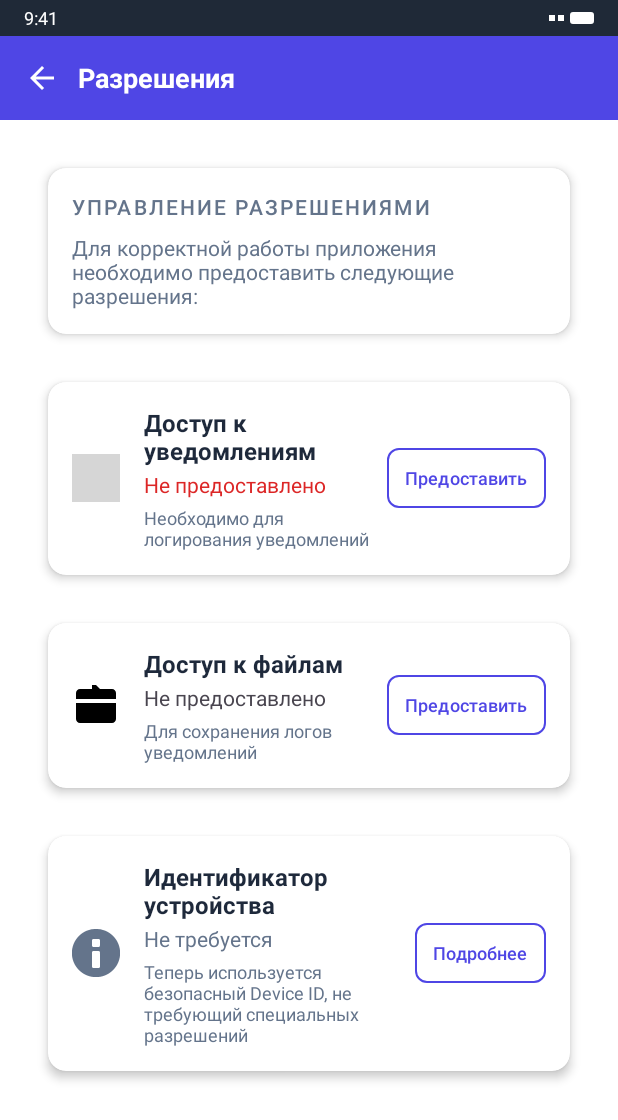
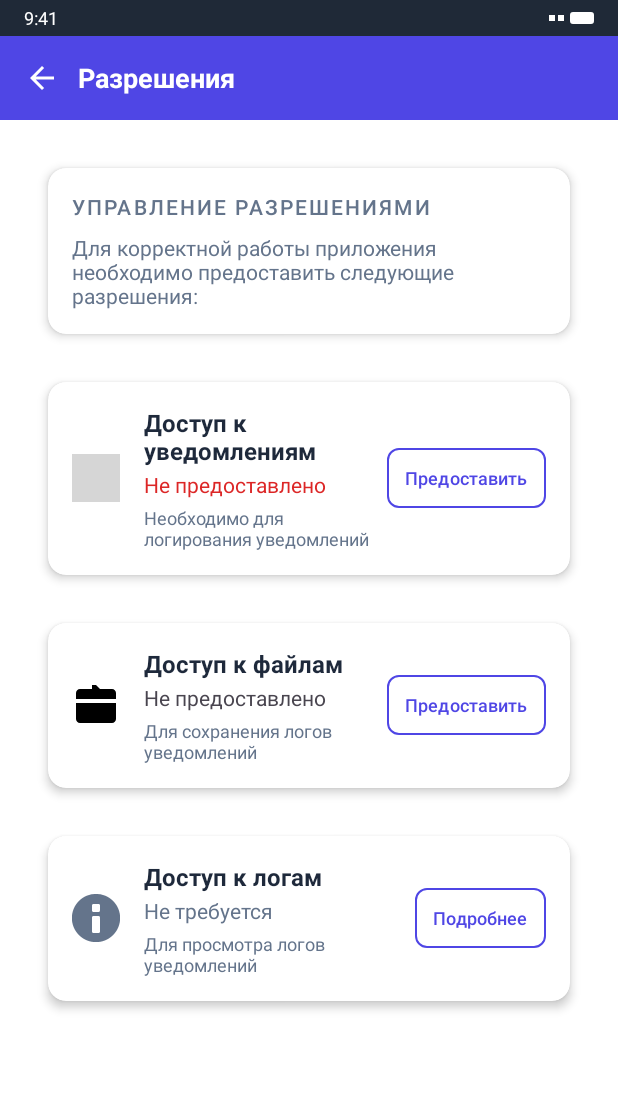
Before and after one commit to dictovod/NotifLogger, an Android app: the PermissionsActivity screen opened directly, with no data from a screen before it, on a phone screen of 412 x 824 dp. Shown: the top 1120 px of the screen. Run offline under Robolectric (Android 15) with nearby library versions, the phone set to English and light mode, and no system bars; 1 statement that could not run was skipped; grey boxes are pictures that could not be loaded.

Commit message:
Убрал комментирование

```diff
--- a/android/app/src/main/res/layout/activity_permissions.xml
+++ b/android/app/src/main/res/layout/activity_permissions.xml
@@ -4,8 +4,6 @@
     android:layout_height="match_parent"
     android:orientation="vertical"
     android:background="@color/background">
-
-    <!-- Status Bar Simulation -->
     <LinearLayout
         android:layout_width="match_parent"
         android:layout_height="24dp"
@@ -14,7 +12,6 @@
         android:paddingStart="16dp"
         android:paddingEnd="16dp"
         android:gravity="center_vertical">
-
         <TextView
             android:layout_width="0dp"
             android:layout_height="wrap_content"
@@ -22,25 +19,21 @@
             android:text="9:41"
             android:textColor="@color/white"
             android:textSize="12sp" />
-
         <LinearLayout
             android:layout_width="wrap_content"
             android:layout_height="wrap_content"
             android:orientation="horizontal"
             android:gravity="center_vertical">
-
             <View
                 android:layout_width="4dp"
                 android:layout_height="4dp"
                 android:layout_marginEnd="2dp"
                 android:background="@color/white" />
-
             <View
                 android:layout_width="4dp"
                 android:layout_height="4dp"
                 android:layout_marginEnd="4dp"
                 android:background="@color/white" />
-
             <FrameLayout
                 android:layout_width="16dp"
                 android:layout_height="8dp"
@@ -53,8 +46,6 @@
             </FrameLayout>
         </LinearLayout>
     </LinearLayout>
-
-    <!-- App Header -->
     <LinearLayout
         android:layout_width="match_parent"
         android:layout_height="56dp"
@@ -63,7 +54,6 @@
         android:paddingStart="4dp"
         android:paddingEnd="16dp"
         android:gravity="center_vertical">
-
         <ImageButton
             android:id="@+id/btn_back"
             android:layout_width="48dp"
@@ -72,7 +62,6 @@
             android:src="@drawable/ic_arrow_back"
             android:tint="@color/text_on_primary"
             android:contentDescription="Назад" />
-
         <TextView
             android:layout_width="0dp"
             android:layout_height="wrap_content"
@@ -82,39 +71,31 @@
             android:textSize="18sp"
             android:textStyle="bold" />
     </LinearLayout>
-
-    <!-- Content -->
     <ScrollView
         android:layout_width="match_parent"
         android:layout_height="0dp"
         android:layout_weight="1">
-
         <LinearLayout
             android:layout_width="match_parent"
             android:layout_height="wrap_content"
             android:orientation="vertical"
             android:padding="16dp">
-
-            <!-- Description -->
             <androidx.cardview.widget.CardView
                 style="@style/CardStyle"
                 android:layout_width="match_parent"
                 android:layout_height="wrap_content"
                 android:layout_marginBottom="16dp">
-
                 <LinearLayout
                     android:layout_width="match_parent"
                     android:layout_height="wrap_content"
                     android:orientation="vertical"
                     android:padding="16dp">
-
                     <TextView
                         android:layout_width="wrap_content"
                         android:layout_height="wrap_content"
                         android:text="Управление разрешениями"
                         style="@style/CardTitle"
                         android:layout_marginBottom="8dp" />
-
                     <TextView
                         android:layout_width="match_parent"
                         android:layout_height="wrap_content"
@@ -123,35 +104,29 @@
                         android:textSize="14sp" />
                 </LinearLayout>
             </androidx.cardview.widget.CardView>
-
-            <!-- Notification Permission -->
             <androidx.cardview.widget.CardView
                 android:id="@+id/card_notification"
                 style="@style/CardStyle"
                 android:layout_width="match_parent"
                 android:layout_height="wrap_content"
                 android:layout_marginBottom="12dp">
-
                 <LinearLayout
                     android:layout_width="match_parent"
                     android:layout_height="wrap_content"
                     android:orientation="horizontal"
                     android:padding="16dp"
                     android:gravity="center_vertical">
-
                     <ImageView
                         android:id="@+id/icon_notification"
                         android:layout_width="32dp"
                         android:layout_height="32dp"
                         android:layout_marginEnd="16dp"
                         android:src="@drawable/ic_bell_active" />
-
                     <LinearLayout
                         android:layout_width="0dp"
                         android:layout_height="wrap_content"
                         android:layout_weight="1"
                         android:orientation="vertical">
-
                         <TextView
                             android:layout_width="wrap_content"
                             android:layout_height="wrap_content"
@@ -159,7 +134,6 @@
                             android:textColor="@color/text_primary"
                             android:textSize="16sp"
                             android:textStyle="bold" />
-
                         <TextView
                             android:id="@+id/status_notification"
                             android:layout_width="wrap_content"
@@ -167,7 +141,6 @@
                             android:text="Не предоставлено"
                             android:textSize="14sp"
                             android:layout_marginTop="2dp" />
-
                         <TextView
                             android:layout_width="wrap_content"
                             android:layout_height="wrap_content"
@@ -176,7 +149,6 @@
                             android:textSize="12sp"
                             android:layout_marginTop="4dp" />
                     </LinearLayout>
-
                     <Button
                         android:id="@+id/btn_notification"
                         style="@style/SecondaryButton"
@@ -189,35 +161,29 @@
                         android:paddingEnd="12dp" />
                 </LinearLayout>
             </androidx.cardview.widget.CardView>
-
-            <!-- Storage Permission -->
             <androidx.cardview.widget.CardView
                 android:id="@+id/card_storage"
                 style="@style/CardStyle"
                 android:layout_width="match_parent"
                 android:layout_height="wrap_content"
                 android:layout_marginBottom="12dp">
-
                 <LinearLayout
                     android:layout_width="match_parent"
                     android:layout_height="wrap_content"
                     android:orientation="horizontal"
                     android:padding="16dp"
                     android:gravity="center_vertical">
-
                     <ImageView
                         android:id="@+id/icon_storage"
                         android:layout_width="32dp"
                         android:layout_height="32dp"
                         android:layout_marginEnd="16dp"
                         android:src="@drawable/ic_storage" />
-
                     <LinearLayout
                         android:layout_width="0dp"
                         android:layout_height="wrap_content"
                         android:layout_weight="1"
                         android:orientation="vertical">
-
                         <TextView
                             android:layout_width="wrap_content"
                             android:layout_height="wrap_content"
@@ -225,7 +191,6 @@
                             android:textColor="@color/text_primary"
                             android:textSize="16sp"
                             android:textStyle="bold" />
-
                         <TextView
                             android:id="@+id/status_storage"
                             android:layout_width="wrap_content"
@@ -233,7 +198,6 @@
                             android:text="Не предоставлено"
                             android:textSize="14sp"
                             android:layout_marginTop="2dp" />
-
                         <TextView
                             android:layout_width="wrap_content"
                             android:layout_height="wrap_content"
@@ -242,7 +206,6 @@
                             android:textSize="12sp"
                             android:layout_marginTop="4dp" />
                     </LinearLayout>
-
                     <Button
                         android:id="@+id/btn_storage"
                         style="@style/SecondaryButton"
@@ -255,74 +218,63 @@
                         android:paddingEnd="12dp" />
                 </LinearLayout>
             </androidx.cardview.widget.CardView>
-
-            <!-- Phone Permission -->
             <androidx.cardview.widget.CardView
                 android:id="@+id/card_phone"
                 style="@style/CardStyle"
                 android:layout_width="match_parent"
                 android:layout_height="wrap_content"
                 android:layout_marginBottom="12dp">
-
                 <LinearLayout
                     android:layout_width="match_parent"
                     android:layout_height="wrap_content"
                     android:orientation="horizontal"
                     android:padding="16dp"
                     android:gravity="center_vertical">
-
                     <ImageView
                         android:id="@+id/icon_phone"
                         android:layout_width="32dp"
                         android:layout_height="32dp"
                         android:layout_marginEnd="16dp"
-                        android:src="@drawable/ic_phone" />
-
+                        android:src="@drawable/ic_logs" />
                     <LinearLayout
                         android:layout_width="0dp"
                         android:layout_height="wrap_content"
                         android:layout_weight="1"
                         android:orientation="vertical">
-
                         <TextView
                             android:layout_width="wrap_content"
                             android:layout_height="wrap_content"
-                            android:text="Идентификатор устройства"
+                            android:text="Доступ к логам"
                             android:textColor="@color/text_primary"
                             android:textSize="16sp"
                             android:textStyle="bold" />
-
                         <TextView
                             android:id="@+id/status_phone"
                             android:layout_width="wrap_content"
                             android:layout_height="wrap_content"
-                            android:text="Не требуется"
+                            android:text="Предоставлено"
                             android:textSize="14sp"
                             android:layout_marginTop="2dp" />
-
                         <TextView
                             android:layout_width="wrap_content"
                             android:layout_height="wrap_content"
-                            android:text="Теперь используется безопасный Device ID, не требующий специальных разрешений"
+                            android:text="Для просмотра логов уведомлений"
                             android:textColor="@color/text_secondary"
                             android:textSize="12sp"
                             android:layout_marginTop="4dp" />
                     </LinearLayout>
-
                     <Button
                         android:id="@+id/btn_phone"
                         style="@style/SecondaryButton"
                         android:layout_width="wrap_content"
                         android:layout_height="wrap_content"
-                        android:text="Подробнее"
+                        android:text="Открыть логи"
                         android:textSize="12sp"
                         android:minWidth="0dp"
                         android:paddingStart="12dp"
                         android:paddingEnd="12dp" />
                 </LinearLayout>
             </androidx.cardview.widget.CardView>
-
         </LinearLayout>
     </ScrollView>
-
 </LinearLayout>
--- a/android/app/src/main/res/values/strings.xml
+++ b/android/app/src/main/res/values/strings.xml
@@ -1,8 +1,6 @@
 <?xml version="1.0" encoding="utf-8"?>
 <resources>
     <string name="app_name">Notification Logger</string>
-
-    <!-- Main Activity -->
     <string name="status_activated">Приложение активировано</string>
     <string name="status_not_activated">Приложение не активировано</string>
     <string name="status_description_activated">Все функции доступны для использования</string>
@@ -10,8 +8,6 @@
     <string name="btn_go_to_settings">Перейти в настройки</string>
     <string name="btn_activate">Перейти к активации</string>
     <string name="device_id_label">Device ID</string>
-
-    <!-- Settings Activity -->
     <string name="settings_title">Настройки активации</string>
     <string name="device_id_title">Device ID устройства</string>
     <string name="copy_device_id_description">Скопируйте Device ID и отправьте для получения токена активации</string>
@@ -27,8 +23,6 @@
     <string name="build_label">Сборка:</string>
     <string name="version_value">1.0.0</string>
     <string name="build_value">2024.01.01</string>
-
-    <!-- Toast Messages -->
     <string name="device_id_copied">Device ID скопирован в буфер обмена</string>
     <string name="copy_failed">Не удалось скопировать Device ID</string>
     <string name="activation_success">Приложение успешно активировано</string>
@@ -37,16 +31,14 @@
     <string name="token_required">Введите токен активации</string>
     <string name="token_too_short">Токен слишком короткий</string>
     <string name="validating">Проверка...</string>
-
-    <!-- Permissions -->
     <string name="permission_notification_title">Доступ к уведомлениям</string>
     <string name="permission_notification_desc">Приложению нужен доступ к уведомлениям для логирования</string>
-    <string name="permission_storage_title">Доступ к хранилищу</string>
+    <string name="permission_storage_title">Доступ к файлам</string>
     <string name="permission_storage_desc">Приложению нужен доступ к хранилищу для сохранения логов</string>
+    <string name="permission_logs_title">Доступ к логам</string>
+    <string name="permission_logs_desc">Необходимо для просмотра логов уведомлений</string>
     <string name="grant_permission">Предоставить разрешение</string>
     <string name="permission_granted">Разрешение предоставлено</string>
-
-    <!-- Menu -->
     <string name="menu_permissions">Разрешения</string>
     <string name="menu_logs">Логи уведомлений</string>
     <string name="menu_about">О программе</string>
```
